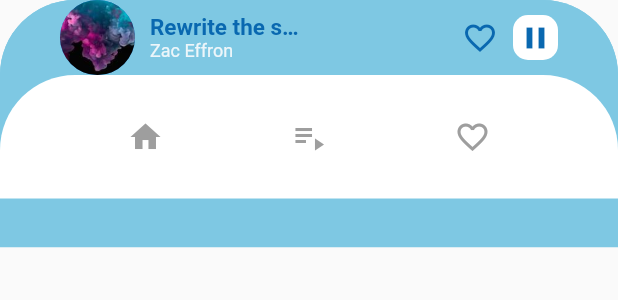
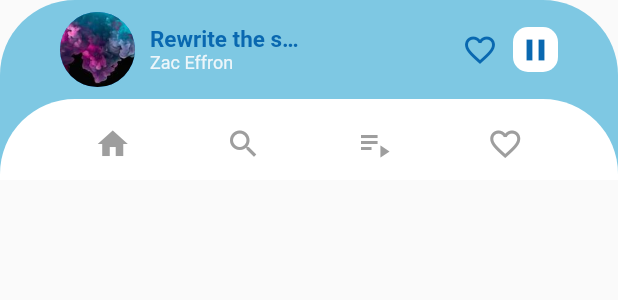
Before and after one commit to truongcongminh96/flutter-music, a Flutter app: the DashBoardNavigation widget shown alone on an empty page, opened directly, on a phone screen of 412 x 824 dp. Shown: the top 300 px of the screen. Run offline on Flutter 3.47's test engine with Material 2 defaults, Android fonts, the phone set to English and light mode, and no system bars; our stand-ins replace flutter_mobx, google_fonts, mobx; generated files the repository leaves out were written again; network calls fail.

Commit message:
Fix bottom navigation bar

```diff
--- a/lib/pages/dashboard/dashboard_navigation.dart
+++ b/lib/pages/dashboard/dashboard_navigation.dart
@@ -1,3 +1,4 @@
+import 'package:flutter/cupertino.dart';
 import 'package:flutter/material.dart';
 import 'package:flutter_music/constant/constant_app.dart';
 
@@ -11,7 +12,7 @@ class _DashBoardState extends State<DashBoardNavigation> {
   Widget build(BuildContext context) {
     Size size = MediaQuery.of(context).size;
     return Container(
-      height: size.height / 5,
+      height: 120.0,
       width: size.width,
       decoration: BoxDecoration(
           borderRadius: BorderRadius.only(
@@ -22,9 +23,11 @@ class _DashBoardState extends State<DashBoardNavigation> {
       child: SingleChildScrollView(
         child: Column(
           children: [
-            _buildCurrentPlayingSong((size.height / 5) / 2),
+            SizedBox(height: 8.0),
+            _buildCurrentPlayingSong(),
+            SizedBox(height: 8.0),
             Container(
-              height: (size.height / 5) / 2,
+              height: 60,
               child: Container(
                 decoration: BoxDecoration(
                     borderRadius: BorderRadius.only(
@@ -37,6 +40,10 @@ class _DashBoardState extends State<DashBoardNavigation> {
                   children: [
                     Icon(
                       Icons.home,
+                      color: kLightColor,
+                    ),
+                    Icon(
+                      Icons.search_outlined,
                       color: kLightColor,
                     ),
                     Icon(
@@ -57,7 +64,7 @@ class _DashBoardState extends State<DashBoardNavigation> {
     );
   }
 
-  _buildCurrentPlayingSong(size) {
+  _buildCurrentPlayingSong() {
     return GestureDetector(
       onTap: () {
         Navigator.pushNamed(context, '/song');
```
Also changed, not shown: lib/pages/home_page/home_page.dart (+3 -4 lines), lib/pages/login/login_page.dart (+0 -7 lines), lib/services/albums_service.dart (+1 -2 lines).
